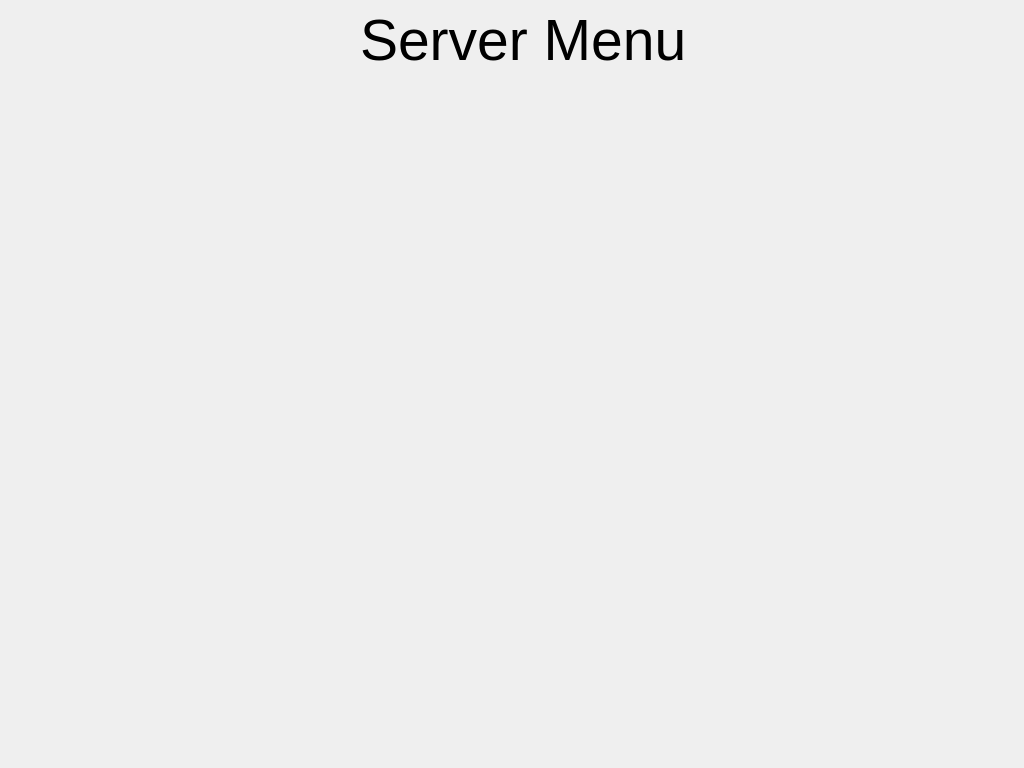
Before: the Qt Designer form staffstage.ui in kleiser135/Kitchen-Management, drawn with Qt 5.
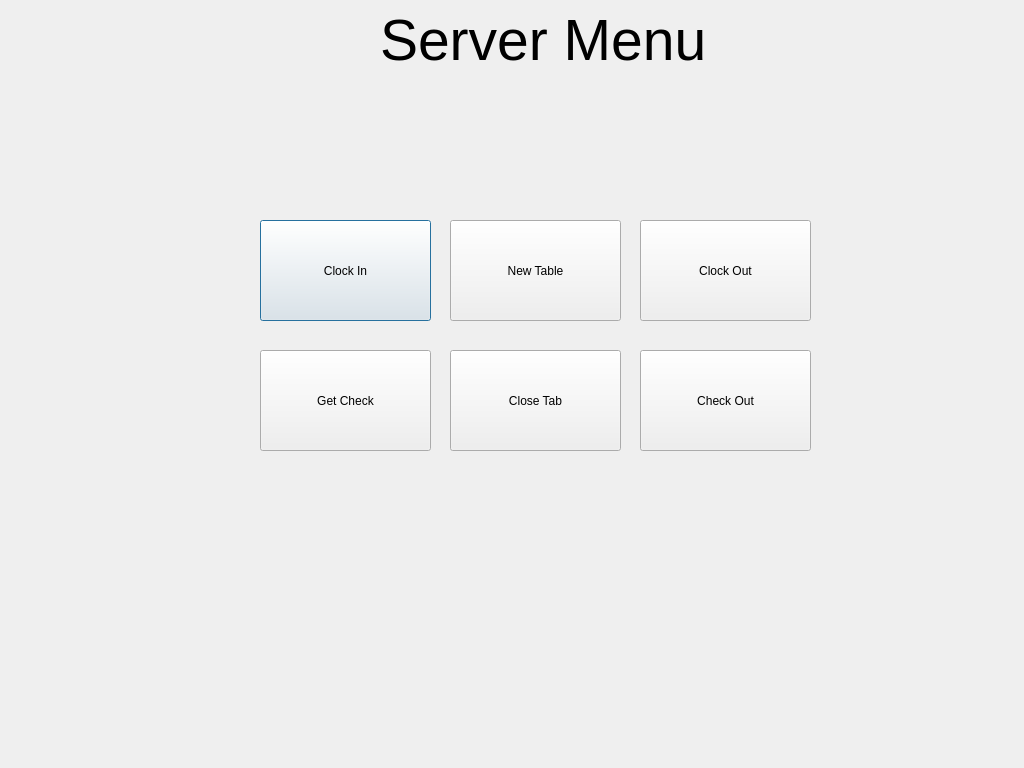
After: the same form once the commit is applied.

Patch:
```diff
--- a/staffstage.ui
+++ b/staffstage.ui
@@ -16,7 +16,7 @@
   <widget class="QLabel" name="label">
    <property name="geometry">
     <rect>
-     <x>360</x>
+     <x>380</x>
      <y>10</y>
      <width>331</width>
      <height>61</height>
@@ -31,6 +31,84 @@
     <string>Server Menu</string>
    </property>
   </widget>
+  <widget class="QPushButton" name="clockInButton">
+   <property name="geometry">
+    <rect>
+     <x>260</x>
+     <y>220</y>
+     <width>171</width>
+     <height>101</height>
+    </rect>
+   </property>
+   <property name="text">
+    <string>Clock In</string>
+   </property>
+  </widget>
+  <widget class="QPushButton" name="newTableButton">
+   <property name="geometry">
+    <rect>
+     <x>450</x>
+     <y>220</y>
+     <width>171</width>
+     <height>101</height>
+    </rect>
+   </property>
+   <property name="text">
+    <string>New Table</string>
+   </property>
+  </widget>
+  <widget class="QPushButton" name="clockOutButton">
+   <property name="geometry">
+    <rect>
+     <x>640</x>
+     <y>220</y>
+     <width>171</width>
+     <height>101</height>
+    </rect>
+   </property>
+   <property name="text">
+    <string>Clock Out</string>
+   </property>
+  </widget>
+  <widget class="QPushButton" name="checkOutButton">
+   <property name="geometry">
+    <rect>
+     <x>640</x>
+     <y>350</y>
+     <width>171</width>
+     <height>101</height>
+    </rect>
+   </property>
+   <property name="text">
+    <string>Check Out</string>
+   </property>
+  </widget>
+  <widget class="QPushButton" name="getCheckButton">
+   <property name="geometry">
+    <rect>
+     <x>260</x>
+     <y>350</y>
+     <width>171</width>
+     <height>101</height>
+    </rect>
+   </property>
+   <property name="text">
+    <string>Get Check</string>
+   </property>
+  </widget>
+  <widget class="QPushButton" name="closeTabButton">
+   <property name="geometry">
+    <rect>
+     <x>450</x>
+     <y>350</y>
+     <width>171</width>
+     <height>101</height>
+    </rect>
+   </property>
+   <property name="text">
+    <string>Close Tab</string>
+   </property>
+  </widget>
  </widget>
  <resources/>
  <connections/>
```
